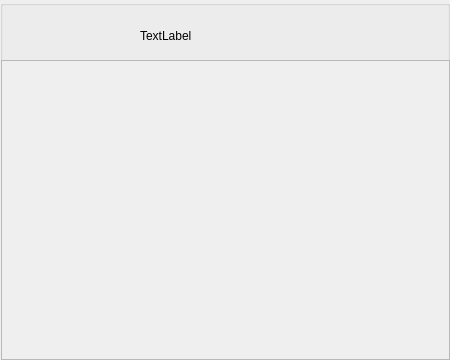
Before: the Qt Designer form client/Forms/Loader/loader.ui in sofinvalery/LMS, drawn with Qt 5.
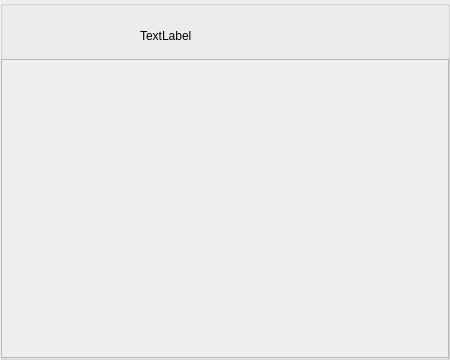
After: the same form once the commit is applied.

Commit message: fixed main window, loader updated

```diff
--- a/client/Forms/Loader/loader.ui
+++ b/client/Forms/Loader/loader.ui
@@ -42,9 +42,9 @@
     <property name="geometry">
      <rect>
       <x>1</x>
-      <y>60</y>
-      <width>449</width>
-      <height>300</height>
+      <y>59</y>
+      <width>448</width>
+      <height>299</height>
      </rect>
     </property>
     <property name="widgetResizable">
@@ -55,8 +55,8 @@
       <rect>
        <x>0</x>
        <y>0</y>
-       <width>447</width>
-       <height>298</height>
+       <width>446</width>
+       <height>297</height>
       </rect>
      </property>
     </widget>
```
The commit also changes 5 other files.
